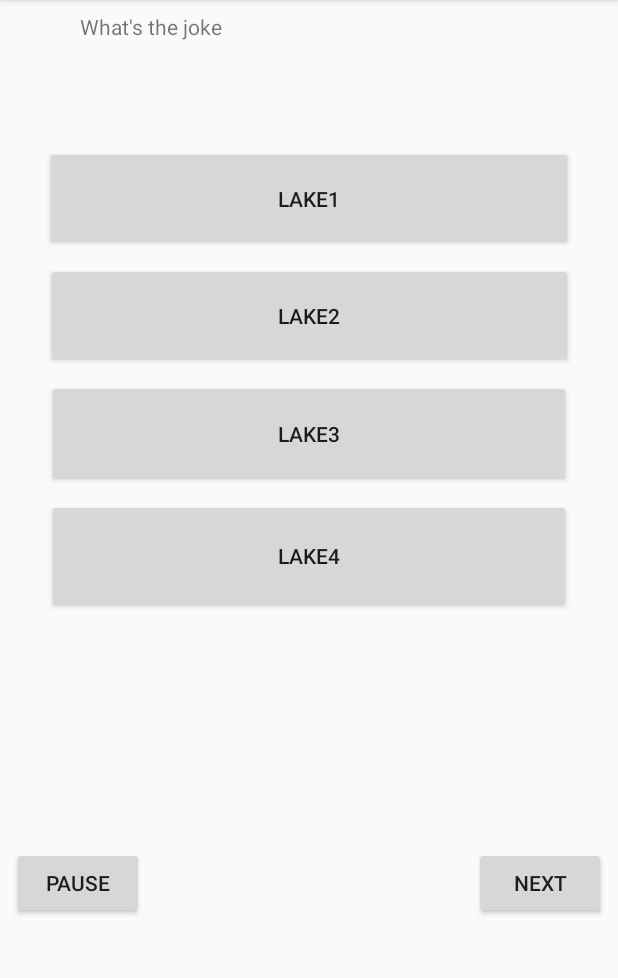
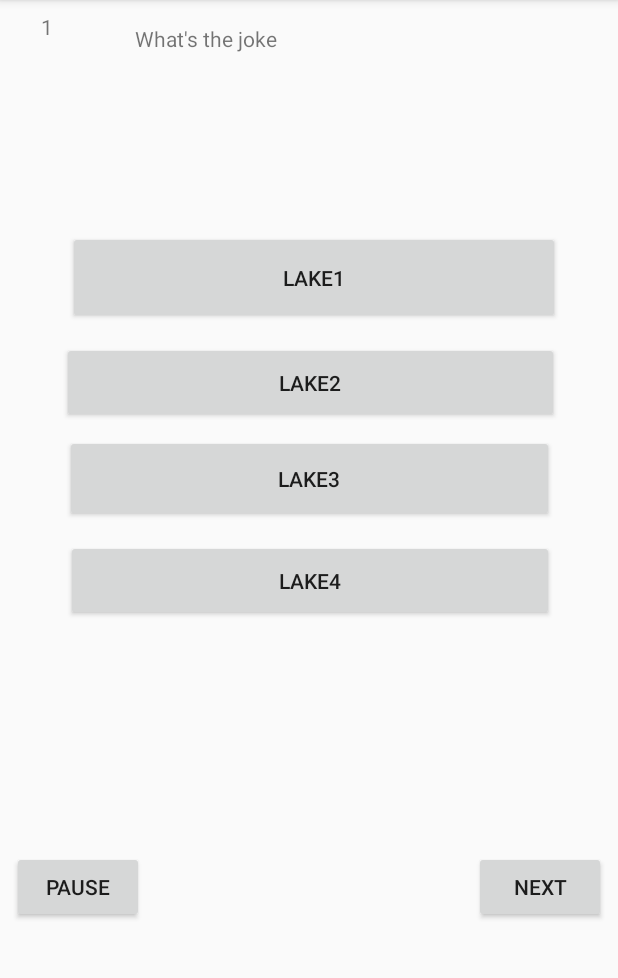
Before and after one commit to chinhquang/FunQuiz, an Android app: the QuizAcitivity screen opened directly, with no data from a screen before it, on a phone screen of 412 x 824 dp, the part 84-1062 px from its top. Run offline under Robolectric (Android 15) with nearby library versions, the phone set to English and light mode, and no system bars; our stand-ins replace Firebase (no records; nobody signed in at launch, a user with empty details on screens opened directly).

Commit message:
Pause program
Pause program and turn back to play

```diff
--- a/app/src/main/java/com/example/chinhtrinhquang/funquiz/QuizAcitivity.java
+++ b/app/src/main/java/com/example/chinhtrinhquang/funquiz/QuizAcitivity.java
@@ -54,11 +54,13 @@ public class QuizAcitivity extends AppCompatActivity {
     private boolean correct = false;
     private String userID;
 
+    private int count = 1;
     private Question example = new Question("What's the joke","lake1","lake2","lake3","lake4",2,123);
     private List<TrueFalse> mQuestionBank = new ArrayList<TrueFalse>();
 
 
     private TextView mQuestionTextView;
+    private TextView mQuestion;
 
     private int mCurrentIndex = 0;
     Bundle saved;
@@ -140,6 +142,10 @@ public class QuizAcitivity extends AppCompatActivity {
             mCurrentIndex = savedInstanceState.getInt(KEY_INDEX, 0);
         }
 
+
+        mQuestion = (TextView) findViewById(R.id.nQuestion);
+        mQuestion.setText("" + count);
+
         updateQuestion();
 
 
@@ -193,19 +199,24 @@ public class QuizAcitivity extends AppCompatActivity {
         mNextButton.setOnClickListener(new View.OnClickListener() {
             @Override
             public void onClick(View v) {
-                if (mCurrentIndex  < mQuestionBank.size()) {
-                    mCurrentIndex = (mCurrentIndex + 1);
+                // check the answer
+                if (correct) {
+                    score += 5;
+                    Toast.makeText(getApplicationContext(), R.string.correct_toast, Toast.LENGTH_SHORT).show();
+                }
+                else {
+                    Toast.makeText(getApplicationContext(), R.string.incorrect_toast, Toast.LENGTH_SHORT).show();
+                }
+
+                // turn to next question
+                if (count  <  20) {
+                    mCurrentIndex = (mCurrentIndex + 1) % mQuestionBank.size();
                     current = mCurrentIndex;
+                    count++;
 
-                    if (correct) {
-                        score += 5;
-                        Toast.makeText(getApplicationContext(), R.string.correct_toast, Toast.LENGTH_SHORT).show();
-                    }
-                    else {
-                        Toast.makeText(getApplicationContext(), R.string.incorrect_toast, Toast.LENGTH_SHORT).show();
-                    }
 
                     if (mCurrentIndex < mQuestionBank.size()) {
+                        mQuestion.setText(""+count);
                         updateQuestion();
                         mButton1.setText(mQuestionBank.get(mCurrentIndex).getQuestionObj().getAnswer1());
                         mButton2.setText(mQuestionBank.get(mCurrentIndex).getQuestionObj().getAnswer2());
@@ -229,6 +240,10 @@ public class QuizAcitivity extends AppCompatActivity {
             @Override
             public void onClick(View v) {
                 //onSaveInstanceState(savedInstanceState);
+                Intent startMain = new Intent(Intent.ACTION_MAIN);
+                startMain.addCategory(Intent.CATEGORY_HOME);
+                startMain.setFlags(Intent.FLAG_ACTIVITY_NEW_TASK);
+                startActivity(startMain);
             }
         });
     }
--- a/app/src/main/res/layout/activity_quiz.xml
+++ b/app/src/main/res/layout/activity_quiz.xml
@@ -8,53 +8,52 @@
 
     <TextView
         android:id="@+id/question_text_view"
-        android:layout_width="306dp"
-        android:layout_height="81dp"
-        android:layout_marginStart="8dp"
-        android:layout_marginLeft="8dp"
-        android:layout_marginTop="8dp"
+        android:layout_width="314dp"
+        android:layout_height="114dp"
+        android:layout_marginTop="16dp"
         android:layout_marginEnd="8dp"
         android:layout_marginRight="8dp"
         android:text="@string/question_asias"
         app:layout_constraintEnd_toEndOf="parent"
-        app:layout_constraintStart_toStartOf="parent"
         app:layout_constraintTop_toTopOf="parent"
         tools:text="@string/question_africa" />
 
     <Button
         android:id="@+id/no1"
-        android:layout_width="352dp"
-        android:layout_height="70dp"
+        android:layout_width="328dp"
+        android:layout_height="62dp"
         android:layout_marginStart="8dp"
         android:layout_marginLeft="8dp"
-        android:layout_marginTop="8dp"
+        android:layout_marginTop="24dp"
         android:layout_marginEnd="8dp"
         android:layout_marginRight="8dp"
         android:text="@string/answer1"
         app:layout_constraintEnd_toEndOf="parent"
+        app:layout_constraintHorizontal_bias="0.55"
         app:layout_constraintStart_toStartOf="parent"
         app:layout_constraintTop_toBottomOf="@+id/question_text_view"
         tools:text="@string/answer1" />
 
     <Button
         android:id="@+id/no2"
-        android:layout_width="351dp"
-        android:layout_height="70dp"
+        android:layout_width="331dp"
+        android:layout_height="54dp"
         android:layout_marginStart="8dp"
         android:layout_marginLeft="8dp"
-        android:layout_marginTop="8dp"
+        android:layout_marginTop="12dp"
         android:layout_marginEnd="8dp"
         android:layout_marginRight="8dp"
         android:text="@string/answer2"
         app:layout_constraintEnd_toEndOf="parent"
+        app:layout_constraintHorizontal_bias="0.513"
         app:layout_constraintStart_toStartOf="parent"
         app:layout_constraintTop_toBottomOf="@+id/no1"
         tools:text="@string/answer2" />
 
     <Button
         android:id="@+id/no3"
-        android:layout_width="349dp"
-        android:layout_height="71dp"
+        android:layout_width="326dp"
+        android:layout_height="58dp"
         android:layout_marginStart="8dp"
         android:layout_marginLeft="8dp"
         android:layout_marginTop="8dp"
@@ -68,15 +67,16 @@
 
     <Button
         android:id="@+id/no4"
-        android:layout_width="349dp"
-        android:layout_height="76dp"
+        android:layout_width="325dp"
+        android:layout_height="54dp"
         android:layout_marginStart="8dp"
         android:layout_marginLeft="8dp"
-        android:layout_marginTop="8dp"
+        android:layout_marginTop="12dp"
         android:layout_marginEnd="8dp"
         android:layout_marginRight="8dp"
         android:text="@string/answer4"
         app:layout_constraintEnd_toEndOf="parent"
+        app:layout_constraintHorizontal_bias="0.511"
         app:layout_constraintStart_toStartOf="parent"
         app:layout_constraintTop_toBottomOf="@+id/no3"
         tools:text="@string/answer4" />
@@ -107,4 +107,17 @@
         app:layout_constraintBottom_toBottomOf="parent"
         app:layout_constraintStart_toStartOf="parent"
         app:layout_constraintTop_toBottomOf="@+id/no4" />
+
+    <TextView
+        android:id="@+id/nQuestion"
+        android:layout_width="36dp"
+        android:layout_height="25dp"
+        android:layout_marginStart="8dp"
+        android:layout_marginLeft="8dp"
+        android:layout_marginTop="8dp"
+        android:layout_marginEnd="8dp"
+        android:layout_marginRight="8dp"
+        app:layout_constraintEnd_toStartOf="@+id/question_text_view"
+        app:layout_constraintStart_toStartOf="parent"
+        app:layout_constraintTop_toTopOf="parent" />
 </android.support.constraint.ConstraintLayout>
```
